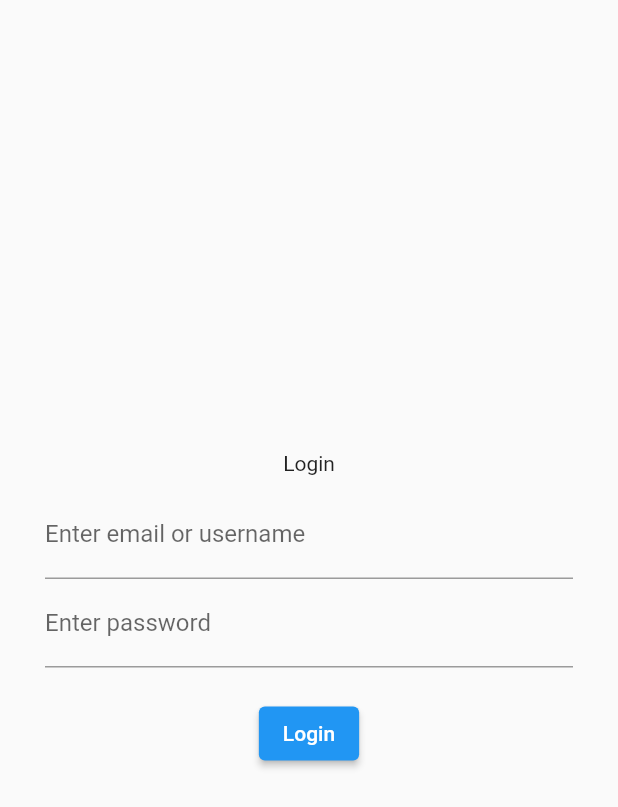
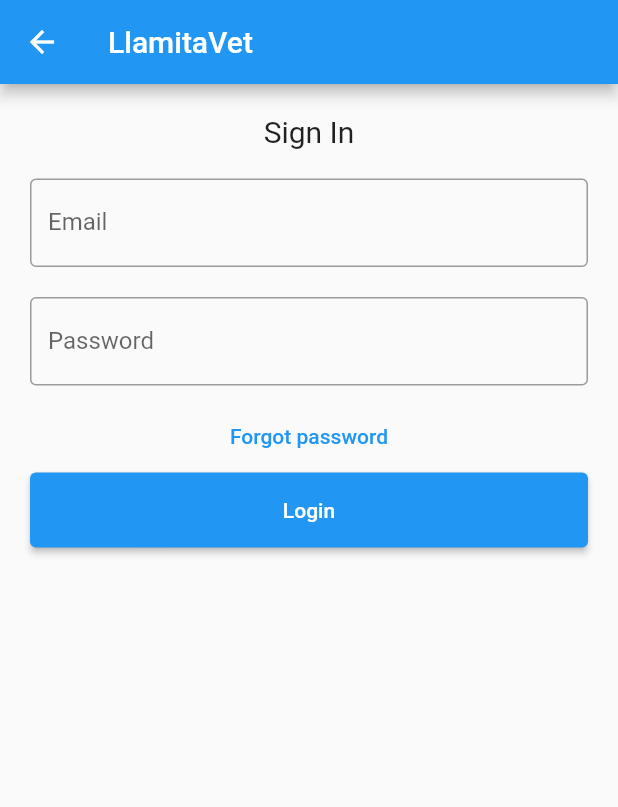
Before and after one commit to LlamitaVet/LlamitaVet-App, a Flutter app: the Login screen opened directly, on a phone screen of 412 x 824 dp. Shown: the top 807 px of the screen. Run offline on Flutter 3.47's test engine with Material 2 defaults, Android fonts, the phone set to English and light mode, and no system bars.

Commit message:
Add: Login View

```diff
--- a/lib/screens/login.dart
+++ b/lib/screens/login.dart
@@ -1,66 +1,69 @@
 import 'package:flutter/material.dart';
-import 'package:llamita_vet/screens/veterinarian_list.dart';
 
-class Login extends StatelessWidget {
+class Login extends StatefulWidget {
+  const Login({super.key});
 
+  @override
+  State<Login> createState() => _LoginState();
+}
+
+class _LoginState extends State<Login> {
+  TextEditingController emailController = TextEditingController();
+  TextEditingController passwordController = TextEditingController();
 
   @override
   Widget build(BuildContext context) {
-    // TODO: implement build
-
-    final title = Padding(
-      padding: EdgeInsets.all(10.0),
-      child: Text(
-      "Login",
-      textAlign: TextAlign.center,
+    return Scaffold(
+      appBar: AppBar(
+        title: Text('LlamitaVet'),
+      ),
+      body: Padding(
+        padding: EdgeInsets.all(10),
+        child: ListView(
+          children: [
+            Container(
+              alignment: Alignment.center,
+              padding: EdgeInsets.all(10),
+              child: Text(
+                'Sign In',
+                style: TextStyle(fontSize: 20),
+              ),
+            ),
+            Container(
+              padding: EdgeInsets.all(10),
+              child: TextField(
+                controller: emailController,
+                decoration: InputDecoration(
+                  border: OutlineInputBorder(),
+                  labelText: 'Email',
+                ),
+              ),
+            ),
+            Container(
+              padding: EdgeInsets.all(10),
+              child: TextField(
+                controller: passwordController,
+                decoration: InputDecoration(
+                  border: OutlineInputBorder(),
+                  labelText: 'Password',
+                ),
+              ),
+            ),
+            TextButton(
+              onPressed: () {},
+              child: const Text('Forgot password'),
+            ),
+            Container(
+              height: 50,
+              padding: const EdgeInsets.fromLTRB(10, 0, 10, 0),
+              child: ElevatedButton(
+                child: const Text('Login'),
+                onPressed: () {},
+              ),
+            )
+          ],
+        ),
       ),
     );
-
-    final email = TextFormField(
-      decoration: new InputDecoration(
-        labelText: "Enter email or username",
-      ),
-    );
-
-    final password = TextFormField(
-      decoration: new InputDecoration(
-        labelText: "Enter password",
-      ),
-    );
-
-    final btn_summit = Padding(
-      padding: EdgeInsets.all(20.0),
-      child: ElevatedButton(
-        onPressed: (
-            ) {
-          Navigator.of(context).push(
-              MaterialPageRoute(
-                  builder: (BuildContext context){
-            return const VeterinarianList();
-          },
-          ),
-          );
-        },
-        child: Text('Login'),
-      ),
-    );
-
-    return Scaffold(
-      body: Padding(
-        padding: const EdgeInsets.all(30.0),
-        child: Column(
-          mainAxisAlignment: MainAxisAlignment.center,
-          crossAxisAlignment: CrossAxisAlignment.center,
-
-          children: [
-            title,
-            email,
-            password,
-            btn_summit
-          ],
-        ),
-      )
-    );
   }
-
 }
```
